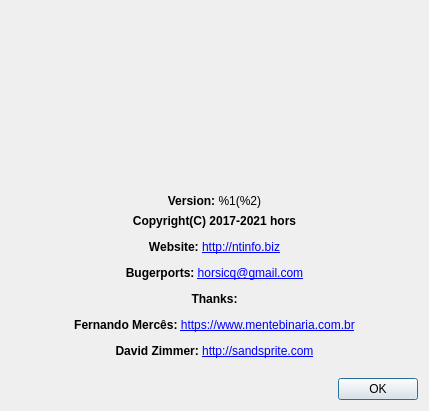
First picture: the form in gui_source/dialogabout.ui, repository horsicq/Nauz-File-Detector, before the edit.
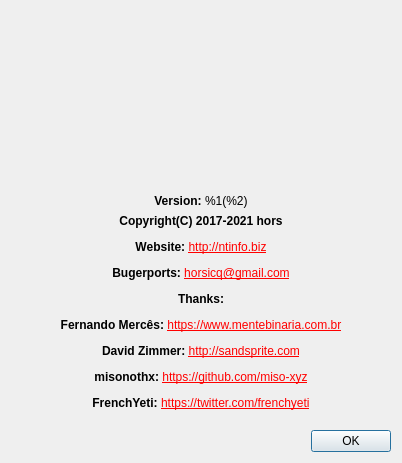
Second picture: the form after the edit. Icons and pictures are not drawn.

Diff of the .ui file:
```diff
--- a/gui_source/dialogabout.ui
+++ b/gui_source/dialogabout.ui
@@ -9,8 +9,8 @@
    <rect>
     <x>0</x>
     <y>0</y>
-    <width>429</width>
-    <height>411</height>
+    <width>402</width>
+    <height>463</height>
    </rect>
   </property>
   <property name="windowTitle">
@@ -94,7 +94,7 @@
    <item>
     <widget class="QLabel" name="labelInfo">
      <property name="text">
-      <string>&lt;html&gt;&lt;head/&gt;&lt;body&gt;&lt;p align=&quot;center&quot;&gt;&lt;span style=&quot; font-weight:600;&quot;&gt;Copyright(C) 2017-2021 hors&lt;/span&gt;&lt;/p&gt;&lt;p align=&quot;center&quot;&gt;&lt;span style=&quot; font-weight:600;&quot;&gt;Website: &lt;/span&gt;&lt;a href=&quot;http://ntinfo.biz&quot;&gt;&lt;span style=&quot; text-decoration: underline; color:#0000ff;&quot;&gt;http://ntinfo.biz&lt;/span&gt;&lt;/a&gt;&lt;/p&gt;&lt;p align=&quot;center&quot;&gt;&lt;span style=&quot; font-weight:600;&quot;&gt;Bugerports: &lt;/span&gt;&lt;a href=&quot;mailto:horsicq@gmail.com&quot;&gt;&lt;span style=&quot; text-decoration: underline; color:#0000ff;&quot;&gt;horsicq@gmail.com&lt;/span&gt;&lt;/a&gt;&lt;/p&gt;&lt;p align=&quot;center&quot;&gt;&lt;span style=&quot; font-weight:600;&quot;&gt;Thanks:&lt;/span&gt;&lt;/p&gt;&lt;p align=&quot;center&quot;&gt;&lt;span style=&quot; font-weight:600;&quot;&gt;Fernando Mercês: &lt;/span&gt;&lt;a href=&quot;https://www.mentebinaria.com.br/&quot;&gt;&lt;span style=&quot; text-decoration: underline; color:#0000ff;&quot;&gt;https://www.mentebinaria.com.br&lt;/span&gt;&lt;/a&gt;&lt;/p&gt;&lt;p align=&quot;center&quot;&gt;&lt;span style=&quot; font-weight:600;&quot;&gt;David Zimmer: &lt;/span&gt;&lt;a href=&quot;http://sandsprite.com/&quot;&gt;&lt;span style=&quot; text-decoration: underline; color:#0000ff;&quot;&gt;http://sandsprite.com&lt;/span&gt;&lt;/a&gt;&lt;/p&gt;&lt;/body&gt;&lt;/html&gt;</string>
+      <string>&lt;html&gt;&lt;head/&gt;&lt;body&gt;&lt;p align=&quot;center&quot;&gt;&lt;span style=&quot; font-weight:600;&quot;&gt;Copyright(C) 2017-2021 hors&lt;/span&gt;&lt;/p&gt;&lt;p align=&quot;center&quot;&gt;&lt;span style=&quot; font-weight:600;&quot;&gt;Website: &lt;/span&gt;&lt;a href=&quot;http://ntinfo.biz&quot;&gt;&lt;span style=&quot; text-decoration: underline; color:#ff0000;&quot;&gt;http://ntinfo.biz&lt;/span&gt;&lt;/a&gt;&lt;/p&gt;&lt;p align=&quot;center&quot;&gt;&lt;span style=&quot; font-weight:600;&quot;&gt;Bugerports: &lt;/span&gt;&lt;a href=&quot;mailto:horsicq@gmail.com&quot;&gt;&lt;span style=&quot; text-decoration: underline; color:#ff0000;&quot;&gt;horsicq@gmail.com&lt;/span&gt;&lt;/a&gt;&lt;/p&gt;&lt;p align=&quot;center&quot;&gt;&lt;span style=&quot; font-weight:600;&quot;&gt;Thanks:&lt;/span&gt;&lt;/p&gt;&lt;p align=&quot;center&quot;&gt;&lt;span style=&quot; font-weight:600;&quot;&gt;Fernando Mercês: &lt;/span&gt;&lt;a href=&quot;https://www.mentebinaria.com.br/&quot;&gt;&lt;span style=&quot; text-decoration: underline; color:#ff0000;&quot;&gt;https://www.mentebinaria.com.br&lt;/span&gt;&lt;/a&gt;&lt;/p&gt;&lt;p align=&quot;center&quot;&gt;&lt;span style=&quot; font-weight:600;&quot;&gt;David Zimmer: &lt;/span&gt;&lt;a href=&quot;http://sandsprite.com/&quot;&gt;&lt;span style=&quot; text-decoration: underline; color:#ff0000;&quot;&gt;http://sandsprite.com&lt;/span&gt;&lt;/a&gt;&lt;/p&gt;&lt;p align=&quot;center&quot;&gt;&lt;span style=&quot; font-weight:600;&quot;&gt;misonothx: &lt;/span&gt;&lt;a href=&quot;https://github.com/miso-xyz&quot;&gt;&lt;span style=&quot; text-decoration: underline; color:#ff0000;&quot;&gt;https://github.com/miso-xyz&lt;/span&gt;&lt;/a&gt;&lt;/p&gt;&lt;p align=&quot;center&quot;&gt;&lt;span style=&quot; font-weight:600;&quot;&gt;FrenchYeti: &lt;/span&gt;&lt;a href=&quot;https://twitter.com/frenchyeti&quot;&gt;&lt;span style=&quot; text-decoration: underline; color:#ff0000;&quot;&gt;https://twitter.com/frenchyeti&lt;/span&gt;&lt;/a&gt;&lt;/p&gt;&lt;/body&gt;&lt;/html&gt;</string>
      </property>
      <property name="openExternalLinks">
       <bool>true</bool>
```
